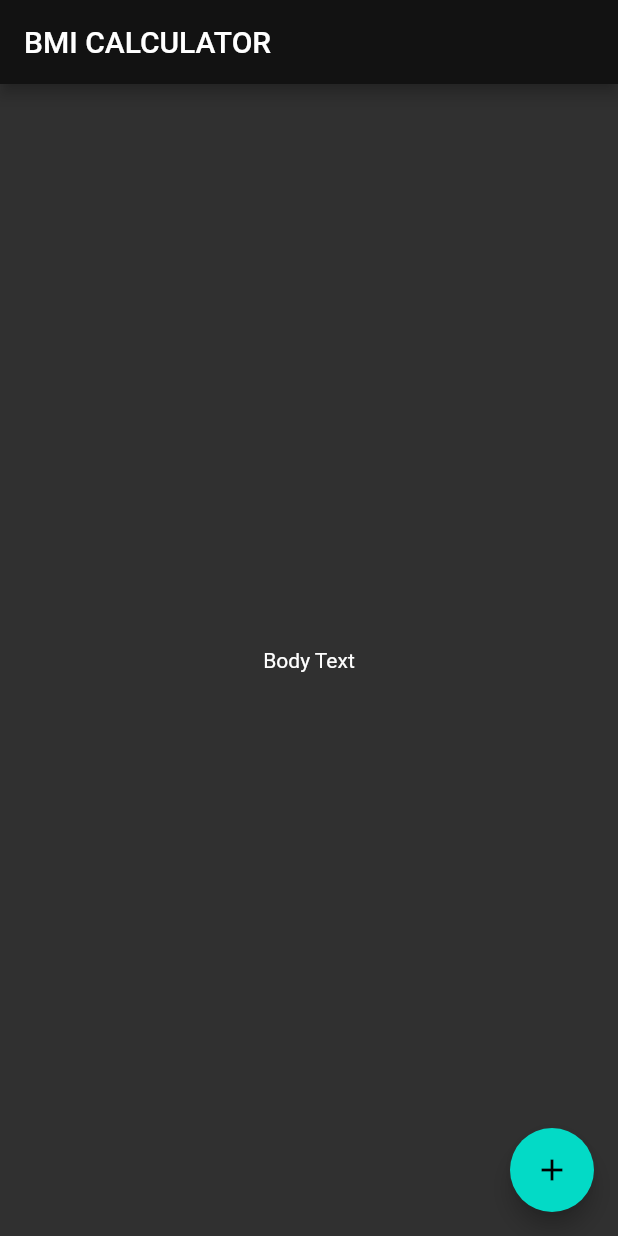
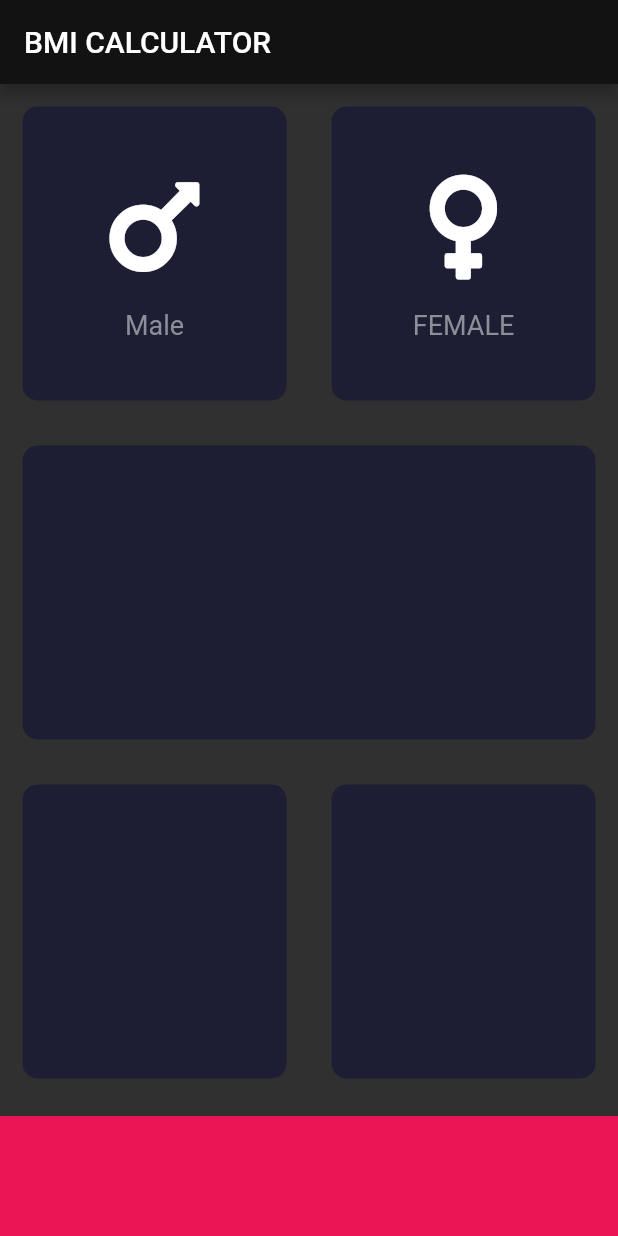
Before and after one commit to FilippBerzenin/bmi_calculator_flutter, a Flutter app: the screen it shows after launch, on a phone screen of 412 x 824 dp. Run offline on Flutter 3.47's test engine with Material 2 defaults, Android fonts, the phone set to English and light mode, and no system bars; our stand-ins replace font_awesome_flutter.

Commit message:
added icons

```diff
--- /dev/null
+++ b/lib/IconContent.dart
@@ -0,0 +1,39 @@
+import 'package:flutter/cupertino.dart';
+
+class IconContent extends StatelessWidget {
+  final icon;
+  final iconSize;
+  final text;
+  final textColor;
+  final textSize;
+
+  IconContent(
+      {@required this.icon,
+      this.iconSize,
+      this.text,
+      this.textColor,
+      this.textSize});
+
+  @override
+  Widget build(BuildContext context) {
+    return Column(
+      mainAxisAlignment: MainAxisAlignment.center,
+      children: [
+        Icon(
+          this.icon,
+          size: this.iconSize,
+        ),
+        SizedBox(
+          height: 15.0,
+        ),
+        Text(
+          this.text,
+          style: TextStyle(
+            fontSize: this.textSize,
+            color: this.textColor,
+          ),
+        )
+      ],
+    );
+  }
+}
--- a/lib/InputPage.dart
+++ b/lib/InputPage.dart
@@ -1,5 +1,12 @@
-import 'package:flutter/cupertino.dart';
 import 'package:flutter/material.dart';
+import 'IconContent.dart';
+import 'ReuseableCode.dart';
+import 'package:font_awesome_flutter/font_awesome_flutter.dart';
+
+const bottomContainerHeight = 80.0;
+const defaultBoxColor = Color(0xFF1D1E33);
+const bottomContainerCollor = Color(0xFFEB1555);
+const iconTextColor = Color(0xFF8D8E98);
 
 class InputPage extends StatefulWidget {
   @override
@@ -13,12 +20,60 @@ class _InputPageState extends State<InputPage> {
       appBar: AppBar(
         title: Text('BMI CALCULATOR'),
       ),
-      body: Center(
-        child: Text('Body Text'),
-      ),
-      floatingActionButton: FloatingActionButton(
-        onPressed: () {},
-        child: Icon(Icons.add),
+      body: Column(
+        children: [
+          Expanded(
+            child: Row(
+              children: [
+                Expanded(
+                  child: ReuseableCode(
+                    color: defaultBoxColor,
+                    cardChild: IconContent(
+                      icon: FontAwesomeIcons.mars,
+                      iconSize: 80.0,
+                      text: "Male",
+                      textSize: 18.0,
+                      textColor: iconTextColor,
+                    ),
+                  ),
+                ),
+                Expanded(
+                  child: ReuseableCode(
+                    color: defaultBoxColor,
+                    cardChild: IconContent(
+                      icon: FontAwesomeIcons.venus,
+                      iconSize: 80.0,
+                      text: "FEMALE",
+                      textSize: 18.0,
+                      textColor: iconTextColor,
+                    ),
+                  ),
+                ),
+              ],
+            ),
+          ),
+          Expanded(
+            child: ReuseableCode(color: defaultBoxColor),
+          ),
+          Expanded(
+            child: Row(
+              children: [
+                Expanded(
+                  child: ReuseableCode(color: defaultBoxColor),
+                ),
+                Expanded(
+                  child: ReuseableCode(color: defaultBoxColor),
+                ),
+              ],
+            ),
+          ),
+          Container(
+            color: bottomContainerCollor,
+            margin: EdgeInsets.only(top: 10.0),
+            width: double.infinity,
+            height: bottomContainerHeight,
+          )
+        ],
       ),
     );
   }
--- /dev/null
+++ b/lib/ReuseableCode.dart
@@ -0,0 +1,21 @@
+import 'package:flutter/material.dart';
+import 'package:font_awesome_flutter/font_awesome_flutter.dart';
+
+class ReuseableCode extends StatelessWidget {
+  final Color color;
+  final Widget cardChild;
+
+  ReuseableCode({@required this.color, this.cardChild});
+
+  @override
+  Widget build(BuildContext context) {
+    return Container(
+      child: this.cardChild,
+      margin: EdgeInsets.all(15.0),
+      decoration: BoxDecoration(
+        borderRadius: BorderRadius.circular(10.0),
+        color: this.color,
+      ),
+    );
+  }
+}
--- a/pubspec.yaml
+++ b/pubspec.yaml
@@ -11,6 +11,7 @@ dependencies:
     sdk: flutter
 
   cupertino_icons: ^0.1.2
+  font_awesome_flutter: ^9.2.0
 
 dev_dependencies:
   flutter_test:
```
Also changed, not shown: pubspec.lock, 1 other file.
